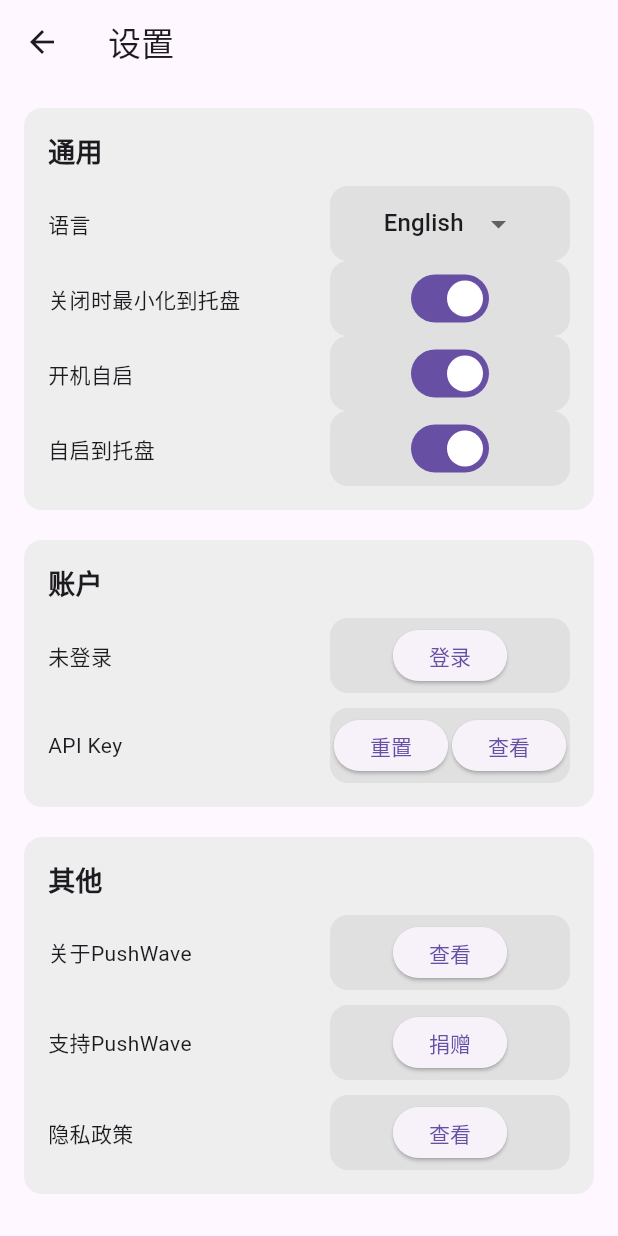
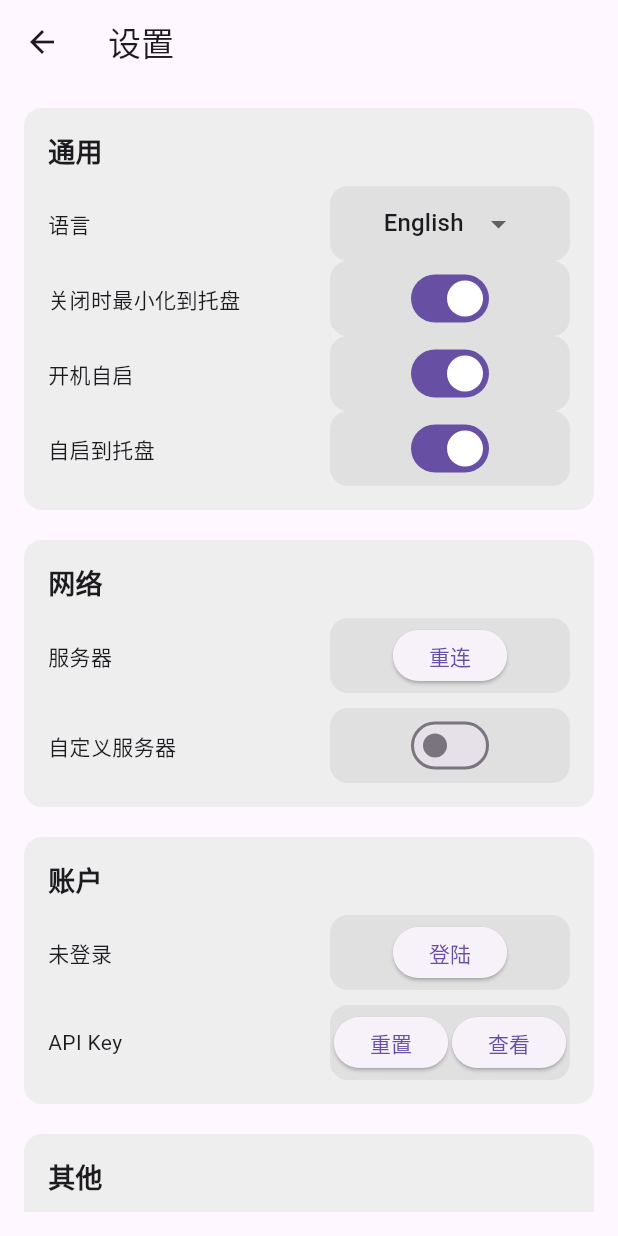
Before and after one commit to unrollable/pushpop, a Flutter app: the SettingsPage screen opened directly, after a tap on "重置", on a phone screen of 412 x 824 dp. Run offline on Flutter 3.47's test engine with Material 3 defaults, Android fonts, the phone set to English and light mode, and no system bars; our stand-ins replace flutter_riverpod, hive, hive_flutter; missing offline and left inert: bitsdojo_window, flutter_client_sse, local_notifier, tray_manager, window_manager; accounts and stored records are empty; statements that could not run were skipped.

Commit message:
under development

```diff
--- a/app/lib/main.dart
+++ b/app/lib/main.dart
@@ -25,7 +25,7 @@ void main() async {
 
   await HiveService.init();
   await windowManager.waitUntilReadyToShow(windowOptions, () async {
-    await windowManager.hide(); // Start hidden in the tray
+    await windowManager.hide();
   });
 
   // Settings settings = getSettings();
@@ -39,7 +39,6 @@ void main() async {
     shortcutPolicy: ShortcutPolicy.requireCreate,
   );
 
-  // runApp(PushPopApp());
   runApp(ProviderScope(child: PushPopApp()));
 }
 
@@ -104,7 +103,6 @@ class _HomePageState extends State<HomePage> with TrayListener, WindowListener {
   }
 
   Future<void> _restoreApp() async {
-    // Function to bring app window to the foreground
     await windowManager.show();
     await windowManager.focus();
   }
--- a/app/lib/models/settings.dart
+++ b/app/lib/models/settings.dart
@@ -16,11 +16,32 @@ class Settings {
   @HiveField(3)
   final bool quitToTray;
 
+  @HiveField(4)
+  final bool customServer;
+
+  @HiveField(5)
+  final String serverHost;
+
+  @HiveField(6)
+  final String serverPort;
+
+  @HiveField(7)
+  final bool enableSSL;
+
+  @HiveField(8)
+  final String apiKey;
+
   Settings({
     this.language = 'English',
     this.autoStartup = true,
     this.hiddenStartup = true,
     this.quitToTray = true,
+    this.customServer = false,
+    this.serverHost = "127.0.0.1",
+    this.serverPort = "8080",
+    this.enableSSL = false,
+    this.apiKey = "",
+
   });
 
   factory Settings.fromJson(Map<String, dynamic> settings) {
@@ -29,6 +50,11 @@ class Settings {
       autoStartup: settings['autoStartup'] ?? true,
       hiddenStartup: settings['hiddenStartup'] ?? true,
       quitToTray: settings['quitToTray'] ?? true,
+      customServer: settings['customServer'] ?? false,
+      serverHost: settings['serverHost'] ?? "127.0.0.1",
+      serverPort: settings['serverPort'] ?? "8080",
+      enableSSL: settings['enableSSL'] ?? false,
+      apiKey: settings['apiKey'] ?? "",
     );
   }
 
@@ -38,6 +64,11 @@ class Settings {
       'autoStartup': this.autoStartup,
       'hiddenStartup': this.hiddenStartup,
       'quitToTray': this.quitToTray,
+      'customServer': this.customServer,
+      'serverHost': this.serverHost,
+      'serverPort': this.serverPort,
+      'enableSSL': this.enableSSL,
+      'apiKey': this.apiKey,
     };
   }
 }
--- a/app/lib/pages/settings.dart
+++ b/app/lib/pages/settings.dart
@@ -1,7 +1,11 @@
 import 'package:flutter/material.dart';
+import 'package:flutter/services.dart';
+import 'package:pushpop/services/msg_provider.dart';
 import 'package:pushpop/services/data.dart';
 import 'package:pushpop/models/settings.dart';
 import 'package:url_launcher/url_launcher.dart';
+import 'package:pushpop/utils/util.dart';
+import 'package:flutter_riverpod/flutter_riverpod.dart';
 
 class SettingsPage extends StatefulWidget {
   @override
@@ -48,9 +52,32 @@ class _SettingsPageState extends State<SettingsPage> {
             ),
             SizedBox(height: 20),
             _buildSettingsSection(
+              title: '网络',
+              children: [
+                Consumer(
+                  builder: (context, ref, child) {
+                    final messageNotifier = ref.read(messageProvider.notifier);
+                    return _buildButtonSetting(
+                      context,
+                      '服务器',
+                      '重连',
+                      () => messageNotifier.reconnect(),
+                    );
+                  },
+                ),
+                SizedBox(height: 10),
+                _buildSwitchSetting(
+                  'customServer',
+                  '自定义服务器',
+                  settings.customServer,
+                ),
+              ],
+            ),
+            SizedBox(height: 20),
+            _buildSettingsSection(
               title: '账户',
               children: [
-                _buildUserSetting(context, '未登录'),
+                _buildButtonSetting(context, '未登录', '登陆', signIn),
                 SizedBox(height: 10),
                 _buildApiKeySetting(context),
               ],
@@ -59,21 +86,12 @@ class _SettingsPageState extends State<SettingsPage> {
             _buildSettingsSection(
               title: '其他',
               children: [
-                _buildLinkRow(
-                  '关于PushWave',
-                  '查看',
-                  'https://about.link'),
+                _buildLinkRow('关于PushPop', '查看', 'https://about.link'),
                 SizedBox(height: 10),
-                _buildLinkRow(
-                  '支持PushWave',
-                  '捐赠',
-                  'https://support.link'),
+                _buildLinkRow('支持PushPop', '捐赠', 'https://support.link'),
                 SizedBox(height: 10),
-                _buildLinkRow(
-                  '隐私政策',
-                  '查看',
-                  'https://privacy.link'),
-                ],
+                _buildLinkRow('隐私政策', '查看', 'https://privacy.link'),
+              ],
             )
           ],
         ),
@@ -104,7 +122,6 @@ class _SettingsPageState extends State<SettingsPage> {
   }
 
   Widget _buildDropdownSetting(String key, String title, List<String> options) {
-    String selectedOption = options[0];
     return Row(
       mainAxisAlignment: MainAxisAlignment.spaceBetween,
       children: [
@@ -121,7 +138,7 @@ class _SettingsPageState extends State<SettingsPage> {
             child: Center(
               child: DropdownButton<String>(
                 value: settings.language,
-                onChanged: (String? newValue) async{
+                onChanged: (String? newValue) async {
                   Settings updated = await updateSetting(key, newValue);
                   setState(() {
                     settings = updated;
@@ -173,11 +190,12 @@ class _SettingsPageState extends State<SettingsPage> {
     );
   }
 
-  Widget _buildUserSetting(BuildContext context, String username) {
+  Widget _buildButtonSetting(
+      BuildContext context, String title, String opt, Function onClick) {
     return Row(
       mainAxisAlignment: MainAxisAlignment.spaceBetween,
       children: [
-        Text('$username'),
+        Text('$title'),
         SizedBox(
           height: 50,
           width: 160,
@@ -190,9 +208,9 @@ class _SettingsPageState extends State<SettingsPage> {
             child: Center(
               child: ElevatedButton(
                 onPressed: () {
-                  // Handle login/logout
+                  onClick();
                 },
-                child: Text(username == '未登录' ? '登录' : '登出'),
+                child: Text(opt),
               ),
             ),
           ),
@@ -221,13 +239,19 @@ class _SettingsPageState extends State<SettingsPage> {
                 mainAxisAlignment: MainAxisAlignment.spaceEvenly,
                 children: [
                   ElevatedButton(
-                    onPressed: () {
-                      // Handle reset API key
+                    onPressed: () async {
+                      Settings updated =
+                          await updateSetting('apiKey', genApiKey());
+                      setState(() {
+                        settings = updated;
+                      });
                     },
                     child: Text('重置'),
                   ),
                   ElevatedButton(
-                    onPressed: () {},
+                    onPressed: () {
+                      _showApiKeyDialog(context, settings.apiKey);
+                    },
                     child: Text('查看'),
                   ),
                 ],
@@ -255,7 +279,7 @@ class _SettingsPageState extends State<SettingsPage> {
             ),
             child: Center(
               child: ElevatedButton(
-                onPressed: () async{
+                onPressed: () async {
                   if (await canLaunch(url)) {
                     await launch(url);
                   } else {
@@ -270,4 +294,40 @@ class _SettingsPageState extends State<SettingsPage> {
       ],
     );
   }
+
+  void signIn() {
+    print("wait to develope...");
+  }
+
+  void _showApiKeyDialog(BuildContext context, String apiKey) {
+    showDialog(
+      context: context,
+      builder: (BuildContext context) {
+        return AlertDialog(
+          // title: Text('API Key'),
+          content:
+              apiKey.isEmpty ? Text('还未创建API Key') : SelectableText(apiKey),
+          actions: [
+            if (apiKey.isNotEmpty)
+              TextButton(
+                onPressed: () {
+                  Clipboard.setData(ClipboardData(text: apiKey));
+                  Navigator.of(context).pop();
+                  ScaffoldMessenger.of(context).showSnackBar(
+                    SnackBar(content: Text('clipboard!')),
+                  );
+                },
+                child: Text('复制'),
+              ),
+            TextButton(
+              onPressed: () {
+                Navigator.of(context).pop();
+              },
+              child: Text('关闭'),
+            ),
+          ],
+        );
+      },
+    );
+  }
 }
--- a/app/lib/services/data.dart
+++ b/app/lib/services/data.dart
@@ -1,7 +1,7 @@
 import 'package:hive_flutter/hive_flutter.dart';
 import 'dart:io';
-import '../models/messages.dart';
-import '../models/settings.dart';
+import 'package:pushpop/models/messages.dart';
+import 'package:pushpop/models/settings.dart';
 
 class HiveService {
   static Future<void> init() async {
@@ -21,8 +21,8 @@ List<Message> getMessages() {
 }
 
 Settings getSettings() {
-  var settings = Hive.box<Settings>('settings');
-  return settings.get('appSettings', defaultValue: Settings())!;
+  var box = Hive.box<Settings>('settings');
+  return box.get('appSettings', defaultValue: Settings())!;
 }
 
 Future<void> saveMessage(Message message) async {
--- /dev/null
+++ b/app/lib/utils/misc.dart
@@ -0,0 +1,16 @@
+import 'dart:io';
+
+String getOS() {
+  String os = Platform.operatingSystem;
+  return os;
+}
+
+String getOSVersion() {
+  String osVersion = Platform.operatingSystemVersion;
+  return osVersion;
+}
+
+String getUserName() {
+  String? username = Platform.environment['USERNAME'] ?? Platform.environment['USER'];
+  return username ?? "username";
+}
--- /dev/null
+++ b/app/lib/utils/util.dart
@@ -0,0 +1,30 @@
+import 'dart:math';
+import 'dart:convert';
+import 'misc.dart';
+import 'package:intl/intl.dart';
+import 'package:crypto/crypto.dart';
+
+String generateSHA1(String input) {
+  var bytes = utf8.encode(input);
+  var digest = sha1.convert(bytes);
+  return digest.toString();
+}
+
+String getCurrentTimestamp() {
+  return DateTime.now().toString();
+}
+
+String getCurrentDatetime() {
+  String datetime = DateFormat('yyyy-MM-dd HH:mm:ss').format(DateTime.now());
+  return datetime;
+}
+
+String genApiKey() {
+  var random = Random();
+  int randomInt = random.nextInt(100);
+  String os = getOS();
+  String osVersion = getOSVersion();
+  String userName = getUserName();
+  String input ="$os$osVersion$userName$getCurrentTimestamp()$randomInt";
+  return generateSHA1(input);
+}
--- a/app/pubspec.yaml
+++ b/app/pubspec.yaml
@@ -21,6 +21,7 @@ dependencies:
   flutter_riverpod: ^2.6.0
   flutter_client_sse: ^2.0.3
   url_launcher: ^6.3.0
+  crypto: ^3.0.0
 
 dev_dependencies:
   flutter_launcher_icons: "^0.14.1"
```
Also changed, not shown: app/lib/models/messages.dart (+9 -0 lines), app/lib/pages/messages.dart (+5 -2 lines), app/lib/services/client.dart (+19 -27 lines), app/lib/services/msg_provider.dart (+50 -5 lines), app/lib/models/settings.g.dart, 1 other file.
